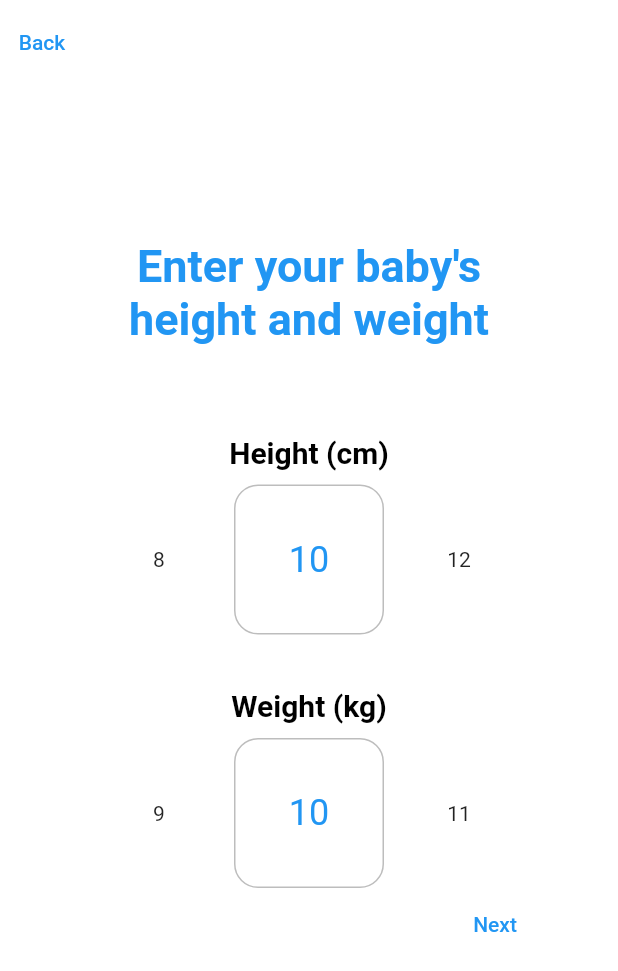
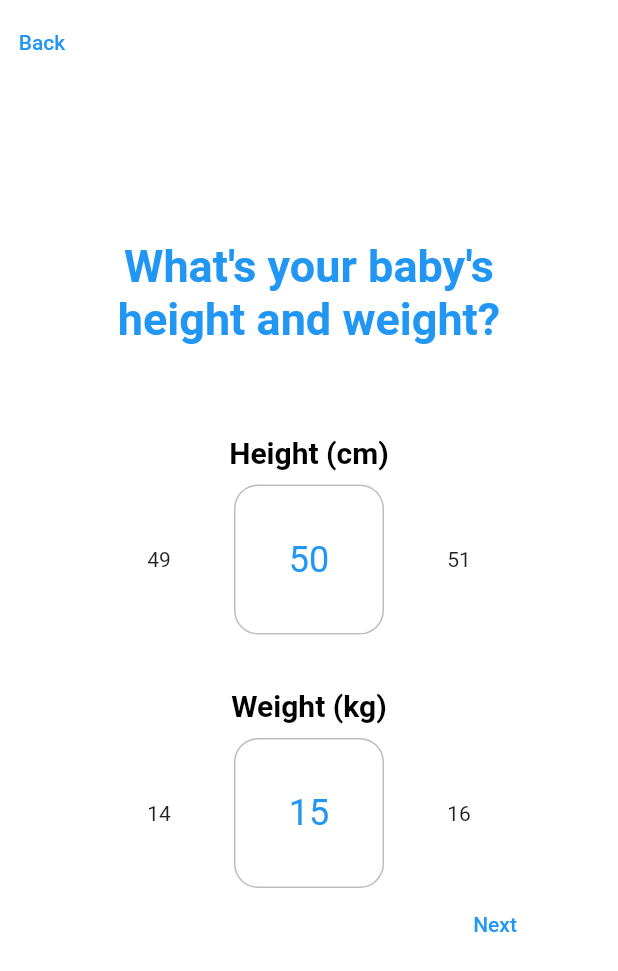
Before and after one commit to magichampz/little-bytes, a Flutter app: the screen it shows after launch, swiped to page 4, on a phone screen of 412 x 824 dp. Shown: the top 971 px of the screen. Run offline on Flutter 3.47's test engine with Material 2 defaults, Android fonts, the phone set to English and light mode, and no system bars; drawn by our look-alikes of numberpicker; our stand-ins replace animated_bottom_navigation_bar, page_transition, shared_preferences.

Commit message:
Refactor done

```diff
--- a/lib/globals.dart
+++ b/lib/globals.dart
@@ -1,7 +1 @@
 library babyData.globals;
-
-String? babyName = '';
-String babyDob = '';
-
-int babyHeight = 0;
-int babyWeight = 0;
--- a/lib/ui/onboarding/onboarding.dart
+++ b/lib/ui/onboarding/onboarding.dart
@@ -1,5 +1,6 @@
 import 'package:flutter/material.dart';
 import 'package:flutter_onboarding/ui/onboarding/onboarding_birthday.dart';
+import 'package:flutter_onboarding/ui/onboarding/onboarding_style.dart';
 import 'package:shared_preferences/shared_preferences.dart';
 import './onboarding_landing.dart';
 import './onboarding_name.dart';
@@ -27,15 +28,14 @@ class _OnboardingState extends State<Onboarding> {
         duration: const Duration(milliseconds: 500), curve: Curves.ease);
   }
 
-  setValueNextPage(String key, String value) async {
+  setString(String key, String value) async {
     final SharedPreferences prefs = await SharedPreferences.getInstance();
     prefs.setString(key, value);
-    nextPage();
   }
 
-  getValue(String key) async {
+  setInt(String key, int value) async {
     final SharedPreferences prefs = await SharedPreferences.getInstance();
-    return prefs.getString(key);
+    prefs.setInt(key, value);
   }
 
   @override
@@ -55,9 +55,8 @@ class _OnboardingState extends State<Onboarding> {
                   );
                 })
             : TextButton(onPressed: previousPage, child: const Text("Back")),
-        actions: currentPage == 0
-            ? [TextButton(onPressed: nextPage, child: const Text("Next"))]
-            : [],
+        actions:
+            currentPage == 0 ? [OnboardingStyle.makeNextButton(nextPage)] : [],
       ),
       body: Stack(
         alignment: Alignment.bottomCenter,
@@ -74,13 +73,22 @@ class _OnboardingState extends State<Onboarding> {
               const OnboardingLanding(),
               OnboardingName(
                 setName: (String name) {
-                  setValueNextPage("name", name);
+                  setString("name", name);
+                  nextPage();
                 },
               ),
               OnboardingBirthday(setBirthday: (String birthday) {
-                setValueNextPage("birthday", birthday);
+                setString("birthday", birthday);
+                nextPage();
               }),
-              const OnboardingHeightWeight()
+              OnboardingHeightWeight(setHeightWeight: (int height, int weight) {
+                setInt("height", height);
+                setInt("weight", weight);
+                Navigator.push(
+                  context,
+                  MaterialPageRoute(builder: (context) => const RootPage()),
+                );
+              })
             ],
           ),
         ],
--- a/lib/ui/onboarding/onboarding_heightweight.dart
+++ b/lib/ui/onboarding/onboarding_heightweight.dart
@@ -1,19 +1,18 @@
 import 'package:flutter/material.dart';
-import 'package:numberpicker/numberpicker.dart';
-import '../root_page.dart';
+import 'onboarding_style.dart';
 
 class OnboardingHeightWeight extends StatefulWidget {
-  const OnboardingHeightWeight({super.key});
+  const OnboardingHeightWeight({super.key, required this.setHeightWeight});
+
+  final void Function(int, int) setHeightWeight;
 
   @override
   State<OnboardingHeightWeight> createState() => _OnboardingHeightWeightState();
 }
 
 class _OnboardingHeightWeightState extends State<OnboardingHeightWeight> {
-  int? height;
-  int? weight;
-  int _currentHeightValue = 10;
-  int _currentWeightValue = 10;
+  int height = 50;
+  int weight = 15;
 
   @override
   Widget build(BuildContext context) {
@@ -24,95 +23,30 @@ class _OnboardingHeightWeightState extends State<OnboardingHeightWeight> {
           mainAxisAlignment: MainAxisAlignment.center,
           crossAxisAlignment: CrossAxisAlignment.center,
           children: <Widget>[
-            const Text(
-              "Enter your baby's height and weight",
-              textAlign: TextAlign.center,
-              style: TextStyle(
-                color: Colors.blue,
-                fontSize: 30,
-                fontWeight: FontWeight.bold,
-              ),
-            ),
+            OnboardingStyle.makeQuestion(
+                "What's your baby's height and weight?"),
             const SizedBox(
               height: 60,
             ),
-            const Text(
-              "Height (cm)",
-              textAlign: TextAlign.center,
-              style: TextStyle(
-                color: Colors.black,
-                fontSize: 20,
-                fontWeight: FontWeight.bold,
-              ),
-            ),
+            OnboardingStyle.makeHeightWeight("Height (cm)"),
             const SizedBox(
               height: 10,
             ),
-            NumberPicker(
-              value: _currentHeightValue,
-              minValue: 0,
-              maxValue: 100,
-              step: 2,
-              itemHeight: 100,
-              axis: Axis.horizontal,
-              onChanged: (value) => setState(() => _currentHeightValue = value),
-              decoration: BoxDecoration(
-                borderRadius: BorderRadius.circular(16),
-                border: Border.all(color: Colors.black26),
-              ),
+            OnboardingStyle.makeNumberPicker(
+              value: height,
+              onChanged: (value) => setState(() => height = value),
             ),
-            SizedBox(height: 16),
-            const SizedBox(
-              height: 20,
-            ),
-            const Text(
-              "Weight (kg)",
-              textAlign: TextAlign.center,
-              style: TextStyle(
-                color: Colors.black,
-                fontSize: 20,
-                fontWeight: FontWeight.bold,
-              ),
-            ),
+            const SizedBox(height: 36),
+            OnboardingStyle.makeHeightWeight("Weight (kg)"),
             const SizedBox(
               height: 10,
             ),
-            NumberPicker(
-              value: _currentWeightValue,
-              minValue: 0,
-              maxValue: 20,
-              step: 1,
-              itemHeight: 100,
-              axis: Axis.horizontal,
-              onChanged: (value) => setState(() => _currentWeightValue = value),
-              decoration: BoxDecoration(
-                borderRadius: BorderRadius.circular(16),
-                border: Border.all(color: Colors.black26),
-              ),
+            OnboardingStyle.makeNumberPicker(
+              value: weight,
+              onChanged: (value) => setState(() => weight = value),
             ),
-            Row(
-              mainAxisAlignment: MainAxisAlignment.end,
-              children: [
-                TextButton(
-                  style: ButtonStyle(
-                    foregroundColor:
-                        MaterialStateProperty.all<Color>(Colors.blue),
-                  ),
-                  onPressed: () {
-                    setState(() {
-                      height = _currentHeightValue;
-                      weight = _currentWeightValue;
-                    });
-                    print(" height: $height, weight: $weight");
-                    Navigator.push(
-                      context,
-                      MaterialPageRoute(builder: (context) => const RootPage()),
-                    );
-                  },
-                  child: Text('Next'),
-                ),
-              ],
-            ),
+            OnboardingStyle.makeNextRow(
+                true, () => widget.setHeightWeight(height, weight))
           ],
         ));
   }
--- a/lib/ui/onboarding/onboarding_style.dart
+++ b/lib/ui/onboarding/onboarding_style.dart
@@ -1,4 +1,5 @@
 import 'package:flutter/material.dart';
+import 'package:numberpicker/numberpicker.dart';
 
 class OnboardingStyle {
   static TextStyle question = const TextStyle(
@@ -6,4 +7,61 @@ class OnboardingStyle {
     fontSize: 30,
     fontWeight: FontWeight.bold,
   );
+
+  static TextStyle heightWeight = const TextStyle(
+    color: Colors.black,
+    fontSize: 20,
+    fontWeight: FontWeight.bold,
+  );
+
+  static Text makeQuestion(String text) {
+    return Text(
+      text,
+      textAlign: TextAlign.center,
+      style: question,
+    );
+  }
+
+  static Text makeHeightWeight(String text) {
+    return Text(
+      text,
+      textAlign: TextAlign.center,
+      style: heightWeight,
+    );
+  }
+
+  static TextButton makeNextButton(void Function() onPressed) {
+    return TextButton(
+      onPressed: onPressed,
+      child: const Text("Next"),
+    );
+  }
+
+  static Row makeNextRow(bool display, void Function() onPressed) {
+    return Row(
+      mainAxisAlignment: MainAxisAlignment.end,
+      children: display
+          ? [
+              makeNextButton(onPressed),
+            ]
+          : [],
+    );
+  }
+
+  static NumberPicker makeNumberPicker(
+      {required int value, required void Function(int) onChanged}) {
+    return NumberPicker(
+      value: value,
+      minValue: 0,
+      maxValue: 100,
+      step: 1,
+      itemHeight: 100,
+      axis: Axis.horizontal,
+      onChanged: onChanged,
+      decoration: BoxDecoration(
+        borderRadius: BorderRadius.circular(16),
+        border: Border.all(color: Colors.black26),
+      ),
+    );
+  }
 }
```
Also changed, not shown: lib/ui/onboarding/onboarding_birthday.dart (+3 -15 lines), lib/ui/onboarding/onboarding_name.dart (+3 -20 lines), lib/ui/screens/home_page.dart (+15 -1 lines).
